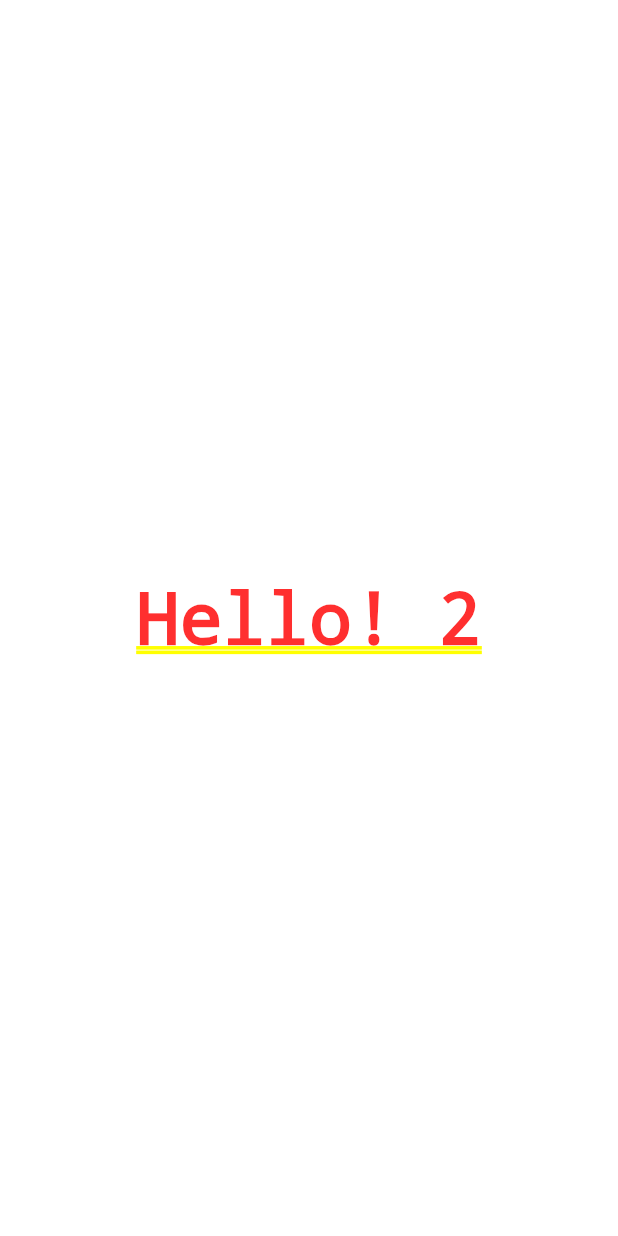
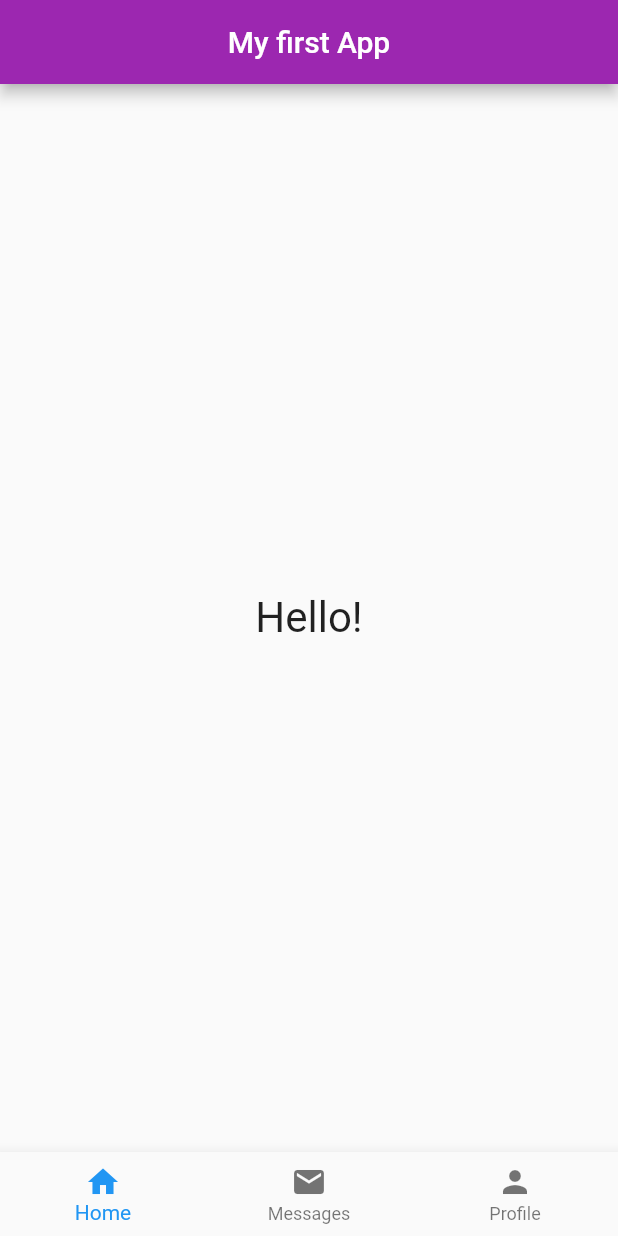
Before and after one commit to yugennaz/surf-flutter-course-yegizbayeva, a Flutter app: the screen it shows after launch, on a phone screen of 412 x 824 dp. Run offline on Flutter 3.47's test engine with Material 2 defaults, Android fonts, the phone set to English and light mode, and no system bars.

Commit message:
Add Scaffold

```diff
--- a/lib/main.dart
+++ b/lib/main.dart
@@ -1,5 +1,5 @@
-import 'dart:developer';
 import 'package:flutter/material.dart';
+import 'package:places/ui/screen/sight_list_screen.dart';
 
 void main() {
   runApp(App());
@@ -9,8 +9,7 @@ class App extends StatelessWidget {
   @override
   Widget build(BuildContext context) {
     return MaterialApp(
-      title: 'App title',
-      home: MyFirstStatefultWidget(),
+      home: SightListScreenWidget(),
     );
   }
 }
@@ -113,6 +112,7 @@ class _MyFirstStatefultWidget extends State<MyFirstStatefultWidget> {
       ),
     );
   }
+
   // Работает, т.к. в классе State есть геттер для context
   Type getContextRuntimeType() => context.runtimeType;
 }
--- /dev/null
+++ b/lib/ui/screen/sight_list_screen.dart
@@ -0,0 +1,42 @@
+import 'package:flutter/material.dart';
+
+class SightListScreenWidget extends StatefulWidget {
+  @override
+  _SightListScreenWidget createState() => _SightListScreenWidget();
+}
+
+class _SightListScreenWidget extends State<SightListScreenWidget> {
+  @override
+  Widget build(BuildContext context) {
+    return Scaffold(
+      appBar: AppBar(
+        title: const Text('My first App'),
+        centerTitle: true,
+        backgroundColor: Colors.purple,
+      ),
+      bottomNavigationBar: BottomNavigationBar(
+        items: [
+          BottomNavigationBarItem(
+            icon: Icon(Icons.home),
+            label: 'Home',
+          ),
+          BottomNavigationBarItem(
+            icon: Icon(Icons.mail),
+            label: 'Messages',
+          ),
+          BottomNavigationBarItem(
+            icon: Icon(Icons.person),
+            label: 'Profile',
+          ),
+        ],
+      ),
+      body: Center(
+          child: Text(
+        'Hello!',
+        style: TextStyle(
+          fontSize: 28,
+        ),
+      )),
+    );
+  }
+}
```
Also changed, not shown: 1 other file.
